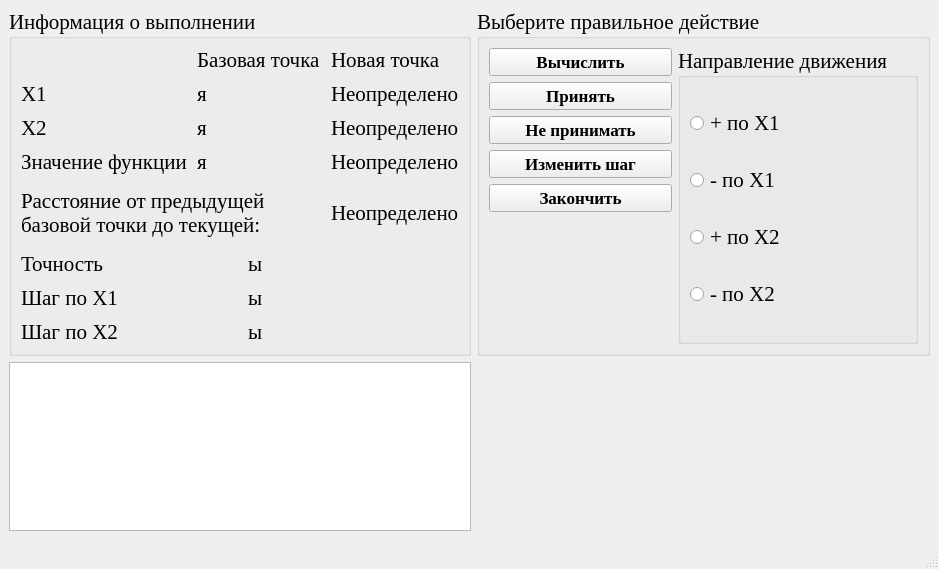
The window that optimizationmethods/ui/CWdescent_fixwindow.ui (Eliminationzx/optimizationmethods) describes before a commit, drawn with Qt 5.
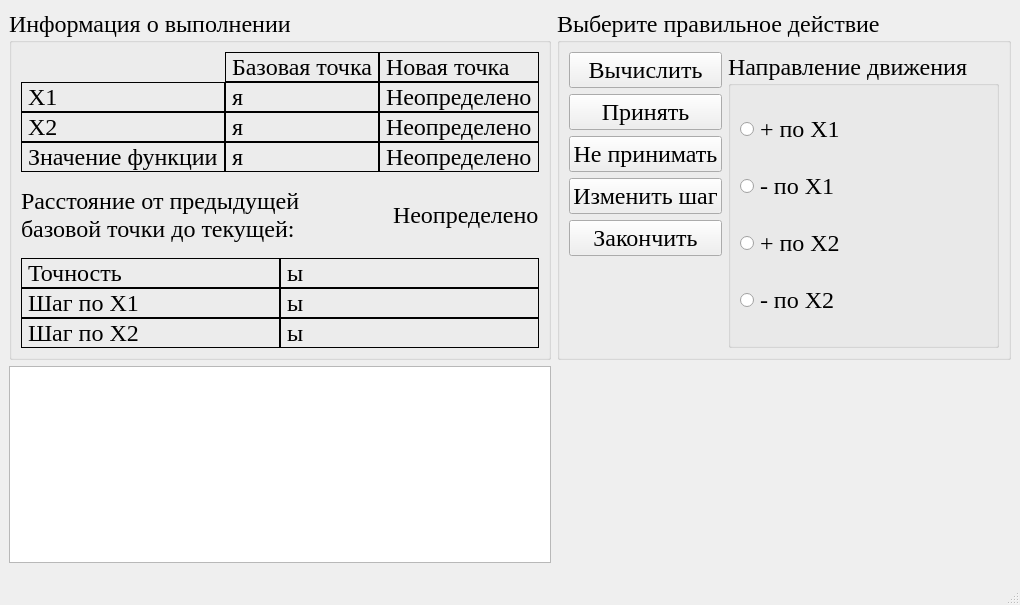
The same window after the commit.

Commit message: Поправил форму Покоординатного спуска. Покажем Лыткиной с 18-ым шрифтом. Может понравится)

The edit to the form file:
```diff
--- a/optimizationmethods/ui/CWdescent_fixwindow.ui
+++ b/optimizationmethods/ui/CWdescent_fixwindow.ui
@@ -6,21 +6,21 @@
    <rect>
     <x>0</x>
     <y>0</y>
-    <width>939</width>
-    <height>569</height>
+    <width>885</width>
+    <height>605</height>
    </rect>
   </property>
   <property name="font">
    <font>
     <family>Times New Roman</family>
-    <pointsize>16</pointsize>
+    <pointsize>18</pointsize>
    </font>
   </property>
   <property name="windowTitle">
    <string>Покоординатный спуск с фиксированным шагом.</string>
   </property>
   <widget class="QWidget" name="centralwidget">
-   <layout class="QGridLayout" name="gridLayout_2" columnstretch="1,1">
+   <layout class="QGridLayout" name="gridLayout_2" columnstretch="2,1">
     <item row="0" column="0">
      <widget class="QGroupBox" name="groupBox_2">
       <property name="title">
@@ -33,10 +33,13 @@
        <item>
         <layout class="QGridLayout" name="gridLayout_6">
          <property name="spacing">
-          <number>10</number>
+          <number>0</number>
          </property>
          <item row="0" column="1">
           <widget class="QLabel" name="label_11">
+           <property name="frameShape">
+            <enum>QFrame::Box</enum>
+           </property>
            <property name="text">
             <string>Базовая точка</string>
            </property>
@@ -47,6 +50,9 @@
          </item>
          <item row="0" column="2">
           <widget class="QLabel" name="label_12">
+           <property name="frameShape">
+            <enum>QFrame::Box</enum>
+           </property>
            <property name="text">
             <string>Новая точка</string>
            </property>
@@ -57,6 +63,9 @@
          </item>
          <item row="1" column="0">
           <widget class="QLabel" name="label_5">
+           <property name="frameShape">
+            <enum>QFrame::Box</enum>
+           </property>
            <property name="text">
             <string>Х1</string>
            </property>
@@ -67,6 +76,9 @@
          </item>
          <item row="1" column="1">
           <widget class="QLabel" name="x1_lb">
+           <property name="frameShape">
+            <enum>QFrame::Box</enum>
+           </property>
            <property name="text">
             <string>я</string>
            </property>
@@ -77,6 +89,9 @@
          </item>
          <item row="1" column="2">
           <widget class="QLabel" name="new_x1_lb">
+           <property name="frameShape">
+            <enum>QFrame::Box</enum>
+           </property>
            <property name="text">
             <string>Неопределено</string>
            </property>
@@ -87,6 +102,9 @@
          </item>
          <item row="2" column="0">
           <widget class="QLabel" name="label_6">
+           <property name="frameShape">
+            <enum>QFrame::Box</enum>
+           </property>
            <property name="text">
             <string>Х2</string>
            </property>
@@ -97,6 +115,9 @@
          </item>
          <item row="2" column="1">
           <widget class="QLabel" name="x2_lb">
+           <property name="frameShape">
+            <enum>QFrame::Box</enum>
+           </property>
            <property name="text">
             <string>я</string>
            </property>
@@ -107,6 +128,9 @@
          </item>
          <item row="2" column="2">
           <widget class="QLabel" name="new_x2_lb">
+           <property name="frameShape">
+            <enum>QFrame::Box</enum>
+           </property>
            <property name="text">
             <string>Неопределено</string>
            </property>
@@ -117,6 +141,9 @@
          </item>
          <item row="3" column="0">
           <widget class="QLabel" name="label_10">
+           <property name="frameShape">
+            <enum>QFrame::Box</enum>
+           </property>
            <property name="text">
             <string>Значение функции</string>
            </property>
@@ -127,6 +154,9 @@
          </item>
          <item row="3" column="1">
           <widget class="QLabel" name="fsign_lb">
+           <property name="frameShape">
+            <enum>QFrame::Box</enum>
+           </property>
            <property name="text">
             <string>я</string>
            </property>
@@ -137,6 +167,9 @@
          </item>
          <item row="3" column="2">
           <widget class="QLabel" name="new_fsign_lb">
+           <property name="frameShape">
+            <enum>QFrame::Box</enum>
+           </property>
            <property name="text">
             <string>Неопределено</string>
            </property>
@@ -179,11 +212,14 @@
        </item>
        <item>
         <layout class="QGridLayout" name="gridLayout_7">
-         <property name="verticalSpacing">
-          <number>10</number>
+         <property name="spacing">
+          <number>0</number>
          </property>
          <item row="0" column="0">
           <widget class="QLabel" name="label">
+           <property name="frameShape">
+            <enum>QFrame::Box</enum>
+           </property>
            <property name="text">
             <string>Точность</string>
            </property>
@@ -194,6 +230,9 @@
          </item>
          <item row="0" column="1">
           <widget class="QLabel" name="precision_lb">
+           <property name="frameShape">
+            <enum>QFrame::Box</enum>
+           </property>
            <property name="text">
             <string>ы</string>
            </property>
@@ -204,6 +243,9 @@
          </item>
          <item row="1" column="0">
           <widget class="QLabel" name="label_3">
+           <property name="frameShape">
+            <enum>QFrame::Box</enum>
+           </property>
            <property name="text">
             <string>Шаг по Х1</string>
            </property>
@@ -214,6 +256,9 @@
          </item>
          <item row="1" column="1">
           <widget class="QLabel" name="x1_step_lb">
+           <property name="frameShape">
+            <enum>QFrame::Box</enum>
+           </property>
            <property name="text">
             <string>ы</string>
            </property>
@@ -224,6 +269,9 @@
          </item>
          <item row="2" column="0">
           <widget class="QLabel" name="label_7">
+           <property name="frameShape">
+            <enum>QFrame::Box</enum>
+           </property>
            <property name="text">
             <string>Шаг по Х2</string>
            </property>
@@ -234,6 +282,9 @@
          </item>
          <item row="2" column="1">
           <widget class="QLabel" name="x2_step_lb">
+           <property name="frameShape">
+            <enum>QFrame::Box</enum>
+           </property>
            <property name="text">
             <string>ы</string>
            </property>
@@ -258,13 +309,6 @@
       <layout class="QGridLayout" name="gridLayout">
        <item row="0" column="0">
         <widget class="QPushButton" name="calculate_bt">
-         <property name="font">
-          <font>
-           <pointsize>13</pointsize>
-           <weight>75</weight>
-           <bold>true</bold>
-          </font>
-         </property>
          <property name="toolTip">
           <string>&lt;!DOCTYPE HTML PUBLIC &quot;-//W3C//DTD HTML 4.0//EN&quot; &quot;http://www.w3.org/TR/REC-html40/strict.dtd&quot;&gt;
 &lt;html&gt;&lt;head&gt;&lt;meta name=&quot;qrichtext&quot; content=&quot;1&quot; /&gt;&lt;style type=&quot;text/css&quot;&gt;
@@ -322,13 +366,6 @@
        </item>
        <item row="1" column="0">
         <widget class="QPushButton" name="accept_bt">
-         <property name="font">
-          <font>
-           <pointsize>13</pointsize>
-           <weight>75</weight>
-           <bold>true</bold>
-          </font>
-         </property>
          <property name="toolTip">
           <string>&lt;!DOCTYPE HTML PUBLIC &quot;-//W3C//DTD HTML 4.0//EN&quot; &quot;http://www.w3.org/TR/REC-html40/strict.dtd&quot;&gt;
 &lt;html&gt;&lt;head&gt;&lt;meta name=&quot;qrichtext&quot; content=&quot;1&quot; /&gt;&lt;style type=&quot;text/css&quot;&gt;
@@ -343,13 +380,6 @@
        </item>
        <item row="2" column="0">
         <widget class="QPushButton" name="not_accept_bt">
-         <property name="font">
-          <font>
-           <pointsize>13</pointsize>
-           <weight>75</weight>
-           <bold>true</bold>
-          </font>
-         </property>
          <property name="toolTip">
           <string>&lt;!DOCTYPE HTML PUBLIC &quot;-//W3C//DTD HTML 4.0//EN&quot; &quot;http://www.w3.org/TR/REC-html40/strict.dtd&quot;&gt;
 &lt;html&gt;&lt;head&gt;&lt;meta name=&quot;qrichtext&quot; content=&quot;1&quot; /&gt;&lt;style type=&quot;text/css&quot;&gt;
@@ -364,13 +394,6 @@
        </item>
        <item row="4" column="0">
         <widget class="QPushButton" name="end_bt">
-         <property name="font">
-          <font>
-           <pointsize>13</pointsize>
-           <weight>75</weight>
-           <bold>true</bold>
-          </font>
-         </property>
          <property name="toolTip">
           <string>&lt;!DOCTYPE HTML PUBLIC &quot;-//W3C//DTD HTML 4.0//EN&quot; &quot;http://www.w3.org/TR/REC-html40/strict.dtd&quot;&gt;
 &lt;html&gt;&lt;head&gt;&lt;meta name=&quot;qrichtext&quot; content=&quot;1&quot; /&gt;&lt;style type=&quot;text/css&quot;&gt;
@@ -385,13 +408,6 @@
        </item>
        <item row="3" column="0">
         <widget class="QPushButton" name="change_step_bt">
-         <property name="font">
-          <font>
-           <pointsize>13</pointsize>
-           <weight>75</weight>
-           <bold>true</bold>
-          </font>
-         </property>
          <property name="toolTip">
           <string>&lt;!DOCTYPE HTML PUBLIC &quot;-//W3C//DTD HTML 4.0//EN&quot; &quot;http://www.w3.org/TR/REC-html40/strict.dtd&quot;&gt;
 &lt;html&gt;&lt;head&gt;&lt;meta name=&quot;qrichtext&quot; content=&quot;1&quot; /&gt;&lt;style type=&quot;text/css&quot;&gt;
@@ -408,7 +424,13 @@
      </widget>
     </item>
     <item row="1" column="0">
-     <widget class="QTextBrowser" name="LogTxtBrsr"/>
+     <widget class="QTextBrowser" name="LogTxtBrsr">
+      <property name="font">
+       <font>
+        <pointsize>16</pointsize>
+       </font>
+      </property>
+     </widget>
     </item>
    </layout>
   </widget>
```
Left out of the diff: 7 changed lines with no effect on the pictures.
